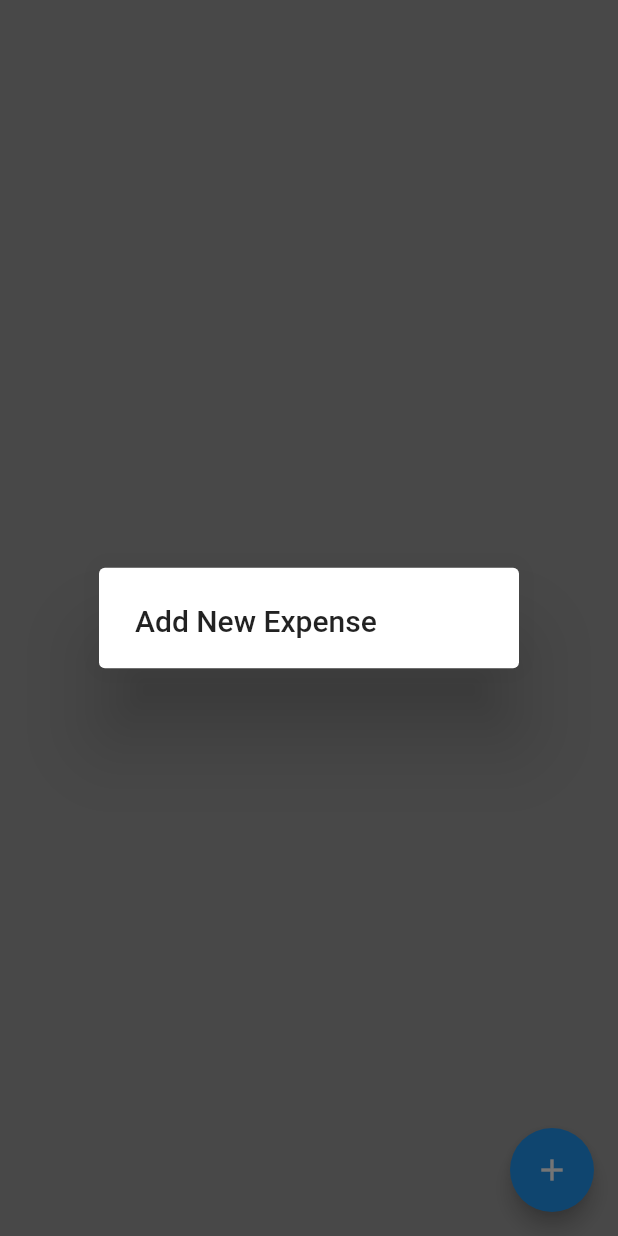
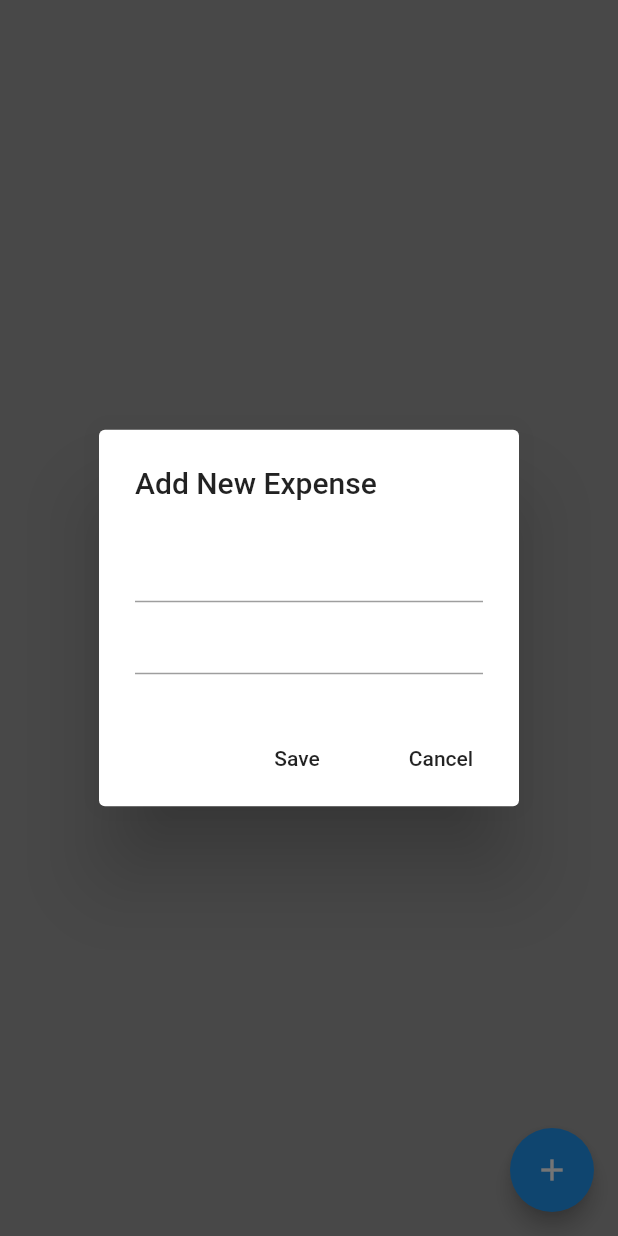
Before and after one commit to md-ali2001/interneepk-TSK-000-174_Expense.Tracker.App, a Flutter app: the screen it shows after launch, after a tap on the "add" icon, on a phone screen of 412 x 824 dp. Run offline on Flutter 3.47's test engine with Material 2 defaults, Android fonts, the phone set to English and light mode, and no system bars.

Commit message:
adding new expense in alert dialog

```diff
--- a/lib/main.dart
+++ b/lib/main.dart
@@ -23,9 +23,41 @@ class HomeScreen extends StatefulWidget {
 }
 
 class _HomeScreen extends State<HomeScreen> {
+  final newexpensename=TextEditingController();
+  final newexpenseamount=TextEditingController();
+
+  void save()
+  {
+
+  }
+
+  void cancel()
+  {
+
+  }
+
   void addnewexpense()
   {
-    showDialog(context: context, builder: (context)=>AlertDialog(title: Text('Add New Expense'),));
+    showDialog(context: context, builder: (context)=>AlertDialog(title: Text('Add New Expense'),
+    content: Column(
+      mainAxisSize: MainAxisSize.min,
+      children: [
+        TextField(controller: newexpensename,),
+        TextField(controller: newexpenseamount,)
+
+      ],
+    ),
+      actions: [
+        MaterialButton(onPressed: save,
+        child: Text('Save'),
+        ),
+
+        MaterialButton(onPressed: cancel,
+          child: Text('Cancel'),
+        )
+
+      ],
+    ));
   }
 
   @override
```
